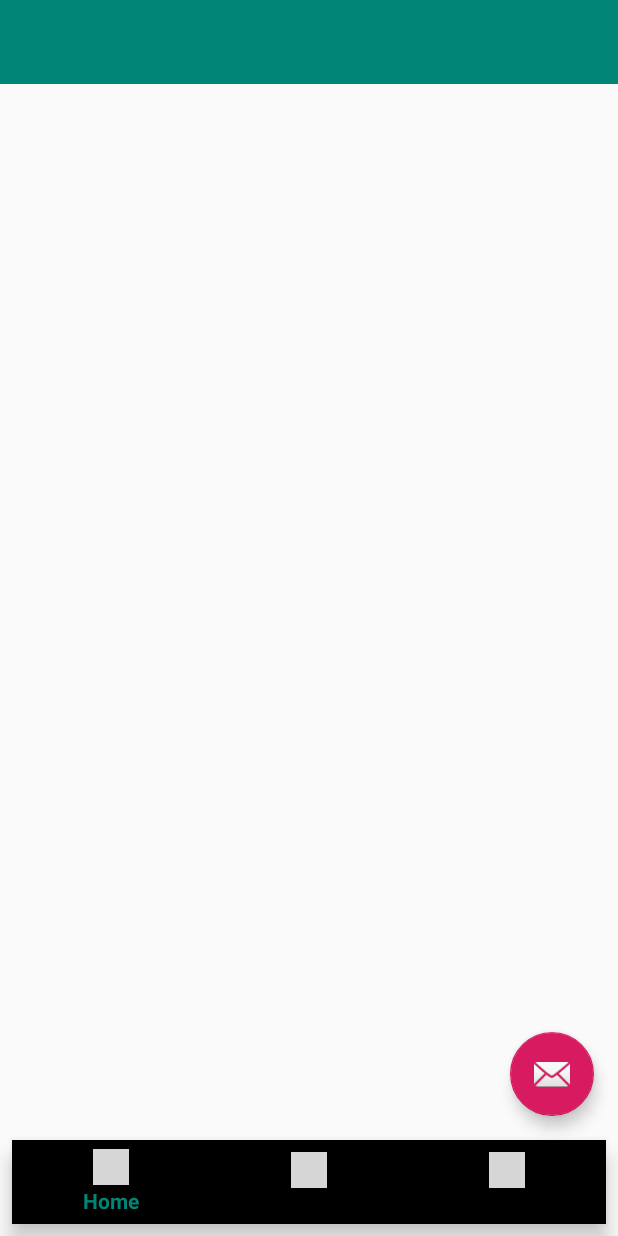
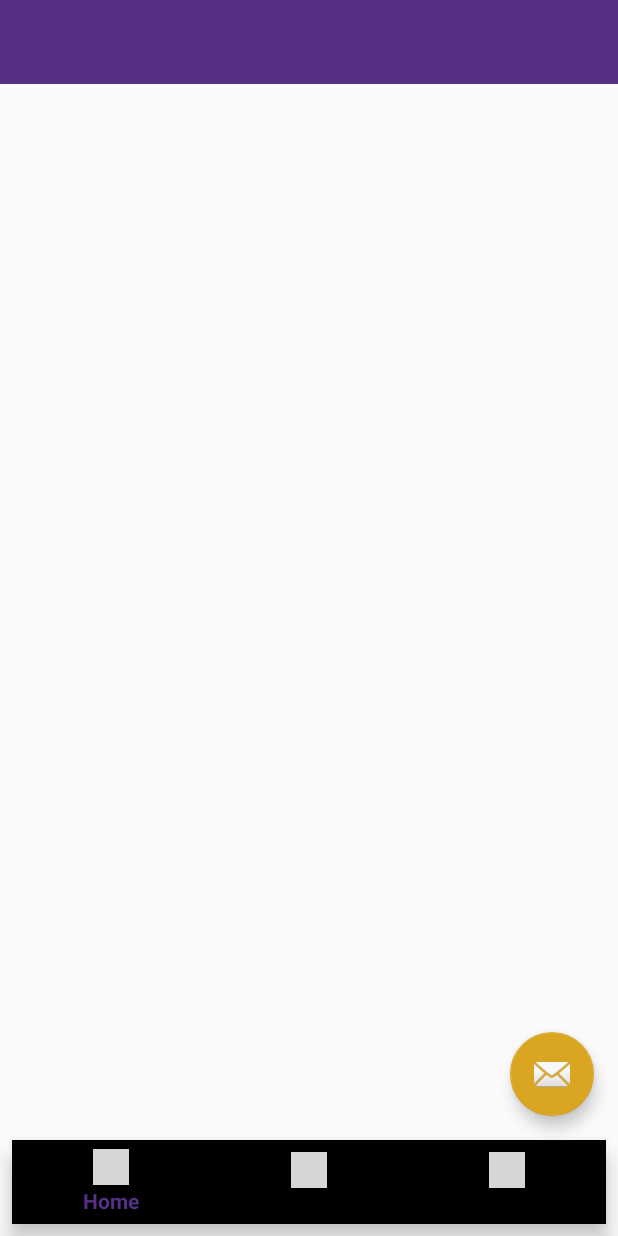
Before and after one commit to hyderabad19/team-2, an Android app: the layout content_main.xml on its own in the app's theme, with its tools: preview values and no code run, on a phone screen of 412 x 824 dp. Run offline under Robolectric (Android 15) with nearby library versions, the phone set to English and light mode, and no system bars; grey boxes are pictures that could not be loaded.

Commit message:
added layout

```diff
--- a/app/src/main/res/drawable/ic_launcher_background.xml
+++ b/app/src/main/res/drawable/ic_launcher_background.xml
@@ -5,7 +5,7 @@
     android:viewportWidth="108"
     android:viewportHeight="108">
     <path
-        android:fillColor="#008577"
+        android:fillColor="#DAA520"
         android:pathData="M0,0h108v108h-108z" />
     <path
         android:fillColor="#00000000"
--- a/app/src/main/res/values/colors.xml
+++ b/app/src/main/res/values/colors.xml
@@ -1,6 +1,6 @@
 <?xml version="1.0" encoding="utf-8"?>
 <resources>
-    <color name="colorPrimary">#008577</color>
-    <color name="colorPrimaryDark">#00574B</color>
-    <color name="colorAccent">#D81B60</color>
+    <color name="colorPrimary">#563085</color>
+    <color name="colorPrimaryDark">#46256e</color>
+    <color name="colorAccent">#DAA520</color>
 </resources>
```
Also changed, not shown: app/src/main/res/drawable/side_nav_bar.xml (added, +9 -0 lines), app/src/main/res/menu/activity_main_drawer.xml (+6 -6 lines), app/src/main/res/drawable/action_like.png (added), app/src/main/res/drawable/badges.png (added), app/src/main/res/drawable/comment_image.png (added), app/src/main/res/drawable/delete.png (added), app/src/main/res/drawable/download_res.png (added), app/src/main/res/drawable/follow.png (added), app/src/main/res/drawable/grey_blog_image.png (added), app/src/main/res/drawable/profile.png (added), app/src/main/res/drawable/telephone.png (added), app/src/main/res/drawable/training.png (added).
